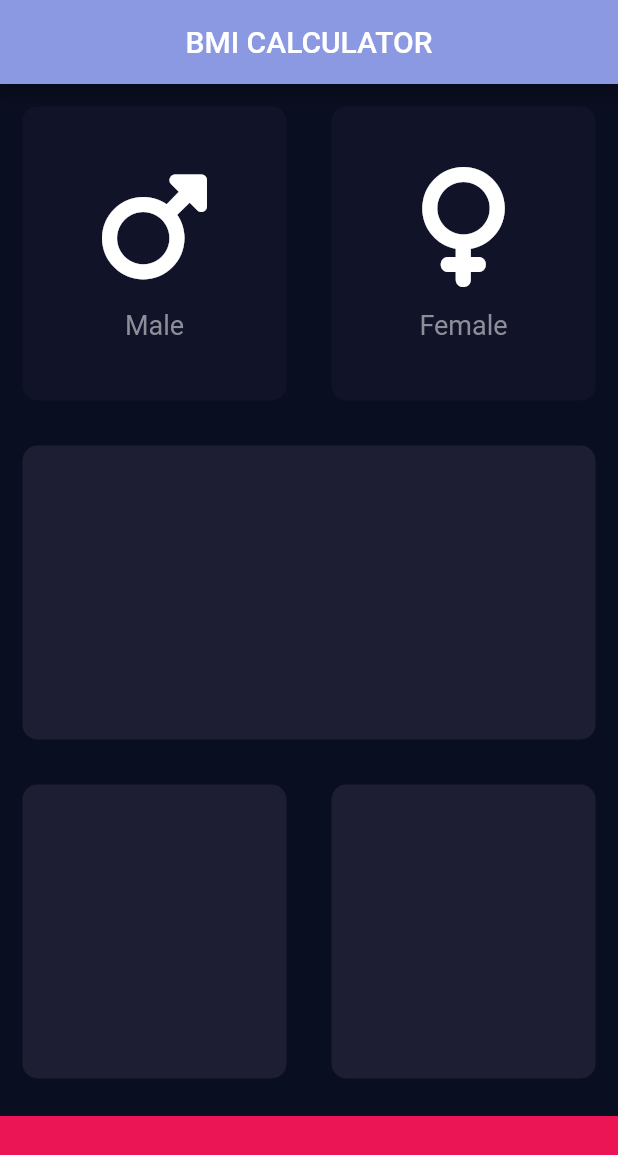
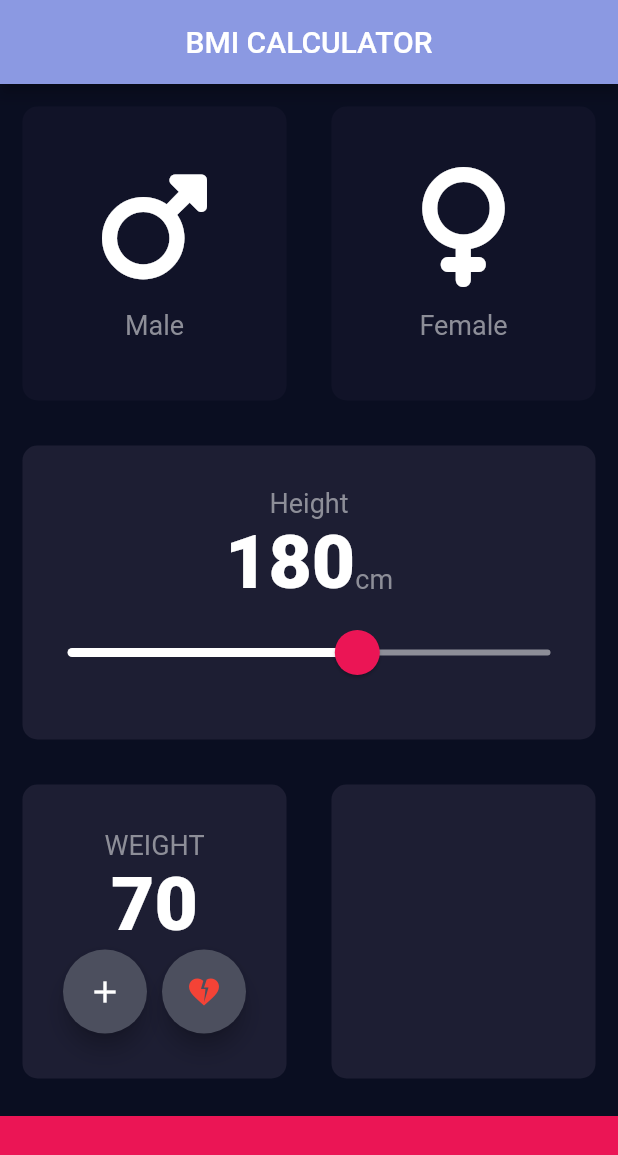
Before and after one commit to csk111165/BMICalculator, a Flutter app: the screen it shows after launch, on a phone screen of 412 x 824 dp. Shown: the top 1155 px of the screen. Run offline on Flutter 3.47's test engine with Material 2 defaults, Android fonts, the phone set to English and light mode, and no system bars; our stand-ins replace font_awesome_flutter.

Commit message:
Adding the widget for the weight and adding floatingbutton to increase and decrease the weight using setState

```diff
--- /dev/null
+++ b/bmi_calculator/lib/constants.dart
@@ -0,0 +1,19 @@
+
+import 'package:flutter/material.dart';
+
+
+const double bottomContainerHeight = 80.0;
+const Color activeCardColor = Color(0xFF1D1E33);
+const Color inactiveCardColor = Color(0xFF111328);
+const Color bottomContainerColor = Color(0xFFEB1555);
+
+const labelStyle = TextStyle(
+  fontSize: 18,
+  color: Color(0xFF8D8E98),
+);
+
+
+const numberTextStyle = TextStyle(
+                          fontSize: 50,
+                          fontWeight: FontWeight.w900,
+                        );
--- a/bmi_calculator/lib/icon_content.dart
+++ b/bmi_calculator/lib/icon_content.dart
@@ -1,5 +1,5 @@
 import 'package:flutter/material.dart';
-
+import 'constants.dart';
 
 class IconContent extends StatelessWidget {
 
@@ -26,10 +26,7 @@ class IconContent extends StatelessWidget {
         Text(
           // taking user defined text value
           label,
-          style: TextStyle(
-            fontSize: 18,
-            color: Color(0xFF8d8E98),
-          ),
+          style: labelStyle,
         ),
       ],
     );
--- a/bmi_calculator/lib/input_page.dart
+++ b/bmi_calculator/lib/input_page.dart
@@ -2,11 +2,7 @@ import 'package:flutter/material.dart';
 import 'package:font_awesome_flutter/font_awesome_flutter.dart';
 import 'icon_content.dart';
 import 'reusable_card.dart';
-
-const double bottomContainerHeight = 80.0;
-const Color activeCardColor = Color(0xFF1D1E33);
-const Color inactiveCardColor = Color(0xFF111328);
-const Color bottomContainerColor = Color(0xFFEB1555);
+import 'constants.dart';
 
 enum Gender { male, female }
 
@@ -20,6 +16,8 @@ class _InputPageState extends State<InputPage> {
   Color femaleCardColor = inactiveCardColor;
 
   Gender? selectedGender;
+  int height = 180;
+  int weight = 70;
 
   @override
   Widget build(BuildContext context) {
@@ -27,13 +25,13 @@ class _InputPageState extends State<InputPage> {
       appBar: AppBar(
         title: const Center(child: Text('BMI CALCULATOR')),
       ),
-      body: Column(children: [
+      body: Column(crossAxisAlignment: CrossAxisAlignment.stretch, children: [
         Expanded(
             child: Row(children: [
           Expanded(
             // for enabling the touch
             child: ReusableCard(
-              onPress: (){
+              onPress: () {
                 setState(() {
                   selectedGender = Gender.male;
                 });
@@ -67,7 +65,55 @@ class _InputPageState extends State<InputPage> {
 
         // this is mid part of the screen having only one widget
         Expanded(
-          child: ReusableCard(cardColor: activeCardColor),
+          child: ReusableCard(
+            cardColor: activeCardColor,
+            cardChild: Column(
+              mainAxisAlignment: MainAxisAlignment.center,
+              children: [
+                Text(
+                  "Height",
+                  style: labelStyle,
+                ),
+                Row(
+                  mainAxisAlignment: MainAxisAlignment.center,
+                  crossAxisAlignment: CrossAxisAlignment.baseline,
+                  textBaseline: TextBaseline.alphabetic,
+                  children: [
+                    Text(
+                      height.toString(),
+                      style: numberTextStyle,
+                    ),
+                    Text(
+                      'cm',
+                      style: labelStyle,
+                    ),
+                  ],
+                ),
+                // add a slider
+                SliderTheme(
+                  data: SliderTheme.of(context).copyWith(
+                    thumbColor: Color(0xFFEB1555),
+                    activeTrackColor: Colors.white,
+                    inactiveTrackColor: Color(0xFF8D8E98),
+                    overlayColor:  Color(0x29EB1555),
+                    thumbShape: RoundSliderThumbShape(enabledThumbRadius: 15),
+                    overlayShape: RoundSliderOverlayShape(overlayRadius: 30),
+                  ),
+                  child: Slider(
+                    value: height.toDouble(),
+                    min: 120,
+                    max: 220,
+
+                    onChanged: (value) {
+                      setState(() {
+                        height = value.toInt();
+                      });
+                    },
+                  ),
+                ),
+              ],
+            ),
+          ),
         ),
 
         // bottom part contains two row elements
@@ -75,7 +121,54 @@ class _InputPageState extends State<InputPage> {
           child: Row(
             children: [
               Expanded(
-                child: ReusableCard(cardColor: activeCardColor),
+                child: ReusableCard(
+                  cardColor: activeCardColor,
+                  cardChild: Column(
+                    mainAxisAlignment: MainAxisAlignment.center,
+                    children: [
+                      Text(
+                        'WEIGHT',
+                        style: labelStyle,
+                        ),
+                        Text(
+                          weight.toString(),
+                          style: numberTextStyle,
+                        ),
+                        Row(
+                          mainAxisAlignment: MainAxisAlignment.center,
+                          children: [
+                            FloatingActionButton(
+                              backgroundColor: Color(0xFF4C4F5E),
+                              child: Icon(
+                                Icons.add,
+                                color: Colors.white,
+                              ),
+                              onPressed: (){
+                                setState(() {
+                                  weight++;
+                                });
+                              }),
+                            // to give some space between button
+                            SizedBox(width: 10,),
+                            FloatingActionButton(
+                              backgroundColor: Color(0xFF4C4F5E),
+                              child: Icon(
+                                Icons.heart_broken,
+                                color: Colors.red,
+                              ),
+                              onPressed: () {
+                               setState(() {
+                                 weight--;
+                               });
+                              })
+                          ],
+                        ),
+
+
+                    ],
+                  ),
+                  ),
+
               ),
               Expanded(
                 child: ReusableCard(
@@ -95,3 +188,28 @@ class _InputPageState extends State<InputPage> {
     );
   }
 }
+
+
+
+class RoundIconButton extends StatelessWidget {
+
+  final IconData icon;
+  final VoidCallback? onPressed;
+
+  RoundIconButton({required this.icon,  this.onPressed});
+
+  @override
+  Widget build(BuildContext context){
+    return RawMaterialButton(
+      shape: CircleBorder(),
+      child: Icon(icon),
+      onPressed: onPressed,
+      constraints: BoxConstraints.tightFor(
+        width: 56.0,
+        height: 56.0,
+      ),
+
+      fillColor: Colors.red,
+    );
+  }
+}
--- a/bmi_calculator/lib/reusable_card.dart
+++ b/bmi_calculator/lib/reusable_card.dart
@@ -6,6 +6,7 @@ class ReusableCard extends StatelessWidget {
   final Color cardColor;
   final Widget? cardChild;
   final VoidCallback? onPress;
+
   ReusableCard({ required this.cardColor,  this.cardChild, this.onPress});
 
   @override
```
